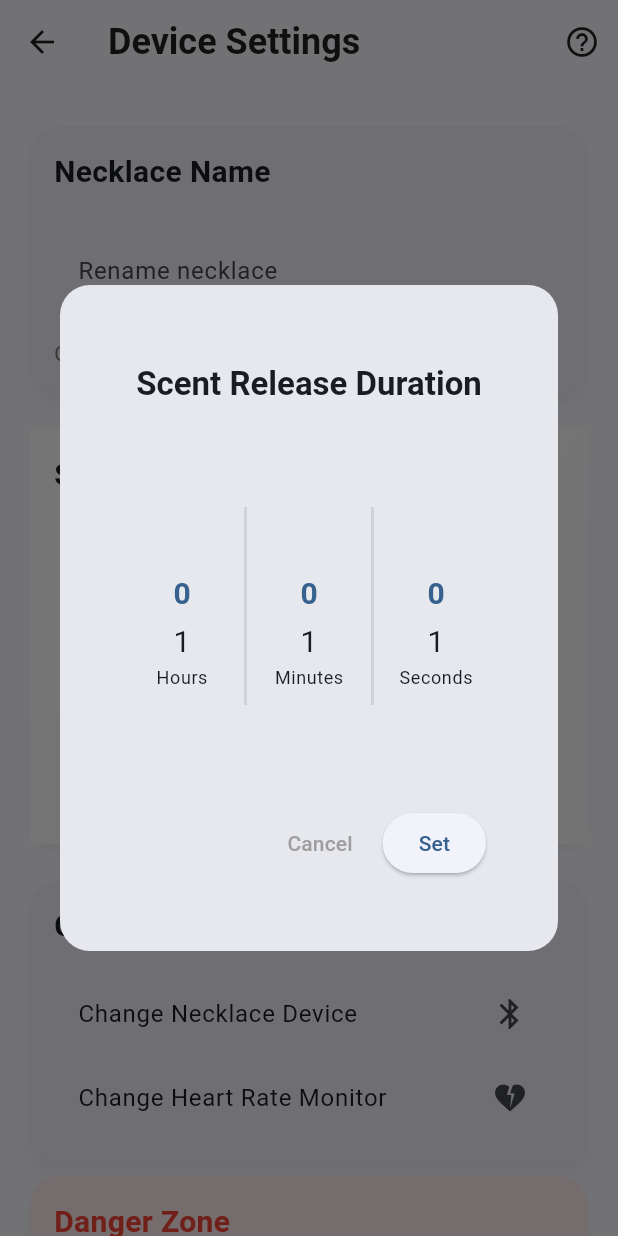
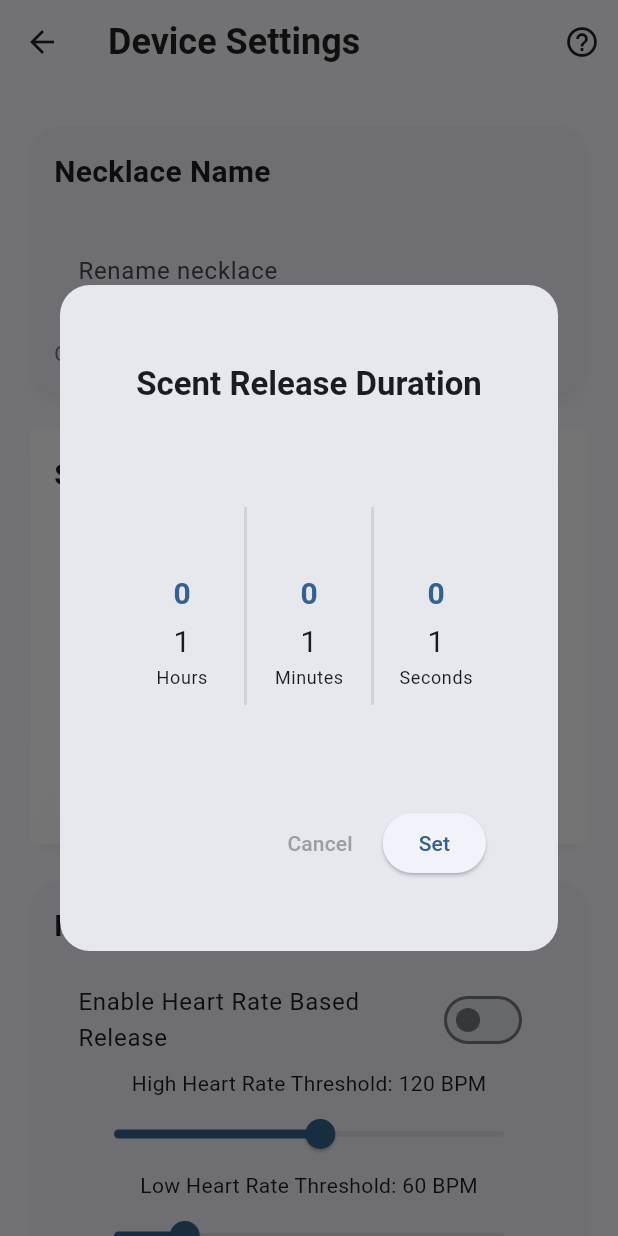
Before and after one commit to TylerHight/calming-necklace, a Flutter app: the SettingsScreen screen opened directly with empty values, after a tap on "Release Duration", on a phone screen of 412 x 824 dp. Run offline on Flutter 3.47's test engine with Material 3 defaults, Android fonts, the phone set to English and light mode, and no system bars; drawn by our look-alikes of numberpicker; our stand-ins replace equatable, flutter_bloc, flutter_blue_plus, logger, permission_handler, rxdart and 2 more; accounts and stored records are empty.

Commit message:
added heart rate high and low thresholds

```diff
--- a/lib/core/data/models/necklace.dart
+++ b/lib/core/data/models/necklace.dart
@@ -15,6 +15,9 @@ class Necklace extends Equatable {
   final bool isArchived;
   final bool isLedOn; // Added isLedOn field
   final DateTime? lastLEDStateChange; // Added lastLEDStateChange field
+  final bool isHeartRateBasedReleaseEnabled;
+  final int highHeartRateThreshold;
+  final int lowHeartRateThreshold;
 
   Necklace({
     required this.id,
@@ -29,6 +32,9 @@ class Necklace extends Equatable {
     this.isRelease1Active = false,
     this.isArchived = false,
     this.lastLEDStateChange, // Initialize lastLEDStateChange
+    this.isHeartRateBasedReleaseEnabled = false,
+    this.highHeartRateThreshold = 120,
+    this.lowHeartRateThreshold = 60,
   });
 
   Necklace copyWith({
@@ -44,6 +50,9 @@ class Necklace extends Equatable {
     bool? isLedOn, // Update copyWith method
     bool? isConnected, // Update copyWith method
     DateTime? lastLEDStateChange, // Update copyWith method
+    bool? isHeartRateBasedReleaseEnabled,
+    int? highHeartRateThreshold,
+    int? lowHeartRateThreshold,
   }) {
     return Necklace(
       id: id ?? this.id,
@@ -58,6 +67,9 @@ class Necklace extends Equatable {
       isRelease1Active: isRelease1Active ?? this.isRelease1Active,
       isArchived: isArchived ?? this.isArchived,
       lastLEDStateChange: lastLEDStateChange ?? this.lastLEDStateChange, // Update copyWith method
+      isHeartRateBasedReleaseEnabled: isHeartRateBasedReleaseEnabled ?? this.isHeartRateBasedReleaseEnabled,
+      highHeartRateThreshold: highHeartRateThreshold ?? this.highHeartRateThreshold,
+      lowHeartRateThreshold: lowHeartRateThreshold ?? this.lowHeartRateThreshold,
     );
   }
 
@@ -75,6 +87,9 @@ class Necklace extends Equatable {
     isLedOn, // Update props
     isConnected, // Update props
     lastLEDStateChange, // Update props
+    isHeartRateBasedReleaseEnabled,
+    highHeartRateThreshold,
+    lowHeartRateThreshold,
   ];
 
   Map<String, dynamic> toMap() {
@@ -95,6 +110,9 @@ class Necklace extends Equatable {
       'isConnected': isConnected ? 1 : 0, // Add isConnected to map
       'isArchived': isArchived ? 1 : 0,
       'lastLEDStateChange': lastLEDStateChange?.toIso8601String(), // Add lastLEDStateChange to map
+      'isHeartRateBasedReleaseEnabled': isHeartRateBasedReleaseEnabled ? 1 : 0,
+      'highHeartRateThreshold': highHeartRateThreshold,
+      'lowHeartRateThreshold': lowHeartRateThreshold,
     };
   }
 
@@ -118,6 +136,9 @@ class Necklace extends Equatable {
       isArchived: map['isArchived'] == 1,
       lastLEDStateChange: map['lastLEDStateChange'] != null ?
           DateTime.parse(map['lastLEDStateChange']) : null, // Add lastLEDStateChange from map
+      isHeartRateBasedReleaseEnabled: map['isHeartRateBasedReleaseEnabled'] == 1,
+      highHeartRateThreshold: map['highHeartRateThreshold'],
+      lowHeartRateThreshold: map['lowHeartRateThreshold'],
     );
   }
 }
--- a/lib/features/device_settings_screen/blocs/settings/settings_bloc.dart
+++ b/lib/features/device_settings_screen/blocs/settings/settings_bloc.dart
@@ -64,6 +64,23 @@ class RefreshSettings extends SettingsEvent {
   List<Object?> get props => [necklace];
 }
 
+class UpdateHeartRateBasedRelease extends SettingsEvent {
+  final bool enabled;
+  const UpdateHeartRateBasedRelease(this.enabled);
+  @override
+  List<Object?> get props => [enabled];
+}
+
+class UpdateHighHeartRateThreshold extends SettingsEvent {
+  final int threshold;
+  const UpdateHighHeartRateThreshold(this.threshold);
+}
+
+class UpdateLowHeartRateThreshold extends SettingsEvent {
+  final int threshold;
+  const UpdateLowHeartRateThreshold(this.threshold);
+}
+
 // State
 class SettingsState extends Equatable {
   final Necklace necklace;
@@ -111,6 +128,9 @@ class SettingsBloc extends Bloc<SettingsEvent, SettingsState> {
     on<ArchiveNecklace>(_onArchiveNecklace);
     on<SaveSettings>(_onSaveSettings);
     on<RefreshSettings>(_onRefreshSettings);
+    on<UpdateHeartRateBasedRelease>(_onUpdateHeartRateBasedRelease);
+    on<UpdateHighHeartRateThreshold>(_onUpdateHighHeartRateThreshold);
+    on<UpdateLowHeartRateThreshold>(_onUpdateLowHeartRateThreshold);
   }
 
   Future<void> _onSaveSettings(
@@ -144,6 +164,9 @@ class SettingsBloc extends Bloc<SettingsEvent, SettingsState> {
         periodicEmissionEnabled: state.necklace.periodicEmissionEnabled,
         isRelease1Active: state.necklace.isRelease1Active,
         isArchived: state.necklace.isArchived,
+        isHeartRateBasedReleaseEnabled: state.necklace.isHeartRateBasedReleaseEnabled,
+        highHeartRateThreshold: state.necklace.highHeartRateThreshold,
+        lowHeartRateThreshold: state.necklace.lowHeartRateThreshold,
       );
       emit(state.copyWith(
         necklace: updatedNecklace,
@@ -167,6 +190,9 @@ class SettingsBloc extends Bloc<SettingsEvent, SettingsState> {
         periodicEmissionEnabled: event.enabled,
         isRelease1Active: state.necklace.isRelease1Active,
         isArchived: state.necklace.isArchived,
+        isHeartRateBasedReleaseEnabled: state.necklace.isHeartRateBasedReleaseEnabled,
+        highHeartRateThreshold: state.necklace.highHeartRateThreshold,
+        lowHeartRateThreshold: state.necklace.lowHeartRateThreshold,
       );
       emit(state.copyWith(necklace: updatedNecklace));
     } catch (e) {
@@ -232,4 +258,61 @@ class SettingsBloc extends Bloc<SettingsEvent, SettingsState> {
   void _onRefreshSettings(RefreshSettings event, Emitter<SettingsState> emit) {
     emit(state.copyWith(necklace: event.necklace));
   }
+
+  void _onUpdateHeartRateBasedRelease(
+    UpdateHeartRateBasedRelease event,
+    Emitter<SettingsState> emit,
+  ) async {
+    try {
+      await _databaseService.updateNecklaceSettings(
+        state.necklace.id,
+        {'isHeartRateBasedReleaseEnabled': event.enabled ? 1 : 0},
+      );
+      emit(state.copyWith(
+        necklace: state.necklace.copyWith(
+          isHeartRateBasedReleaseEnabled: event.enabled,
+        ),
+      ));
+    } catch (e) {
+      emit(state.copyWith(error: e.toString()));
+    }
+  }
+
+  void _onUpdateHighHeartRateThreshold(
+    UpdateHighHeartRateThreshold event,
+    Emitter<SettingsState> emit,
+  ) async {
+    try {
+      await _databaseService.updateNecklaceSettings(
+        state.necklace.id,
+        {'highHeartRateThreshold': event.threshold},
+      );
+      emit(state.copyWith(
+        necklace: state.necklace.copyWith(
+          highHeartRateThreshold: event.threshold,
+        ),
+      ));
+    } catch (e) {
+      emit(state.copyWith(error: e.toString()));
+    }
+  }
+
+  void _onUpdateLowHeartRateThreshold(
+    UpdateLowHeartRateThreshold event,
+    Emitter<SettingsState> emit,
+  ) async {
+    try {
+      await _databaseService.updateNecklaceSettings(
+        state.necklace.id,
+        {'lowHeartRateThreshold': event.threshold},
+      );
+      emit(state.copyWith(
+        necklace: state.necklace.copyWith(
+          lowHeartRateThreshold: event.threshold,
+        ),
+      ));
+    } catch (e) {
+      emit(state.copyWith(error: e.toString()));
+    }
+  }
 }
--- a/lib/features/device_settings_screen/presentation/settings_screen.dart
+++ b/lib/features/device_settings_screen/presentation/settings_screen.dart
@@ -146,8 +146,9 @@ class _SettingsContentState extends State<SettingsContent> {
             const SizedBox(height: 16),
             _buildScent1Section(context, state),
             const SizedBox(height: 16),
+            _buildHeartRateSection(context, state),
+            const SizedBox(height: 16),
             _buildConnectionSection(context, state),
-            _buildDangerZone(context, state),
           ],
         );
       },
@@ -314,6 +315,64 @@ class _SettingsContentState extends State<SettingsContent> {
               ),
             ],
           ),
+        ),
+      ),
+    );
+  }
+
+  Widget _buildHeartRateSection(BuildContext context, SettingsState state) {
+    return Card(
+      child: Padding(
+        padding: const EdgeInsets.all(16.0),
+        child: Column(
+          crossAxisAlignment: CrossAxisAlignment.start,
+          children: [
+            const Text(
+              'Heart Rate Settings',
+              style: TextStyle(fontSize: 20, fontWeight: FontWeight.bold),
+            ),
+            const SizedBox(height: 16),
+            SwitchListTile(
+              title: const Text('Enable Heart Rate Based Release'),
+              value: state.necklace.isHeartRateBasedReleaseEnabled,
+              onChanged: (value) {
+                context.read<SettingsBloc>().add(UpdateHeartRateBasedRelease(value));
+              },
+            ),
+            Padding(
+              padding: const EdgeInsets.symmetric(horizontal: 16.0),
+              child: Column(
+                children: [
+                  Text('High Heart Rate Threshold: ${state.necklace.highHeartRateThreshold} BPM'),
+                  Slider(
+                    value: state.necklace.highHeartRateThreshold.toDouble(),
+                    min: 30,
+                    max: 200,
+                    divisions: 170,
+                    label: '${state.necklace.highHeartRateThreshold} BPM',
+                    onChanged: (value) {
+                      context.read<SettingsBloc>().add(
+                        UpdateHighHeartRateThreshold(value.round()),
+                      );
+                    },
+                  ),
+                  Text('Low Heart Rate Threshold: ${state.necklace.lowHeartRateThreshold} BPM'),
+                  Slider(
+                    value: state.necklace.lowHeartRateThreshold.toDouble(),
+                    min: 30,
+                    max: 200,
+                    divisions: 170,
+                    label: '${state.necklace.lowHeartRateThreshold} BPM',
+                    onChanged: (value) {
+                      context.read<SettingsBloc>().add(
+                        UpdateLowHeartRateThreshold(value.round()),
+                      );
+                    },
+                  ),
+                ],
+              ),
+            ),
+          ],
         ),
       ),
     );
--- a/lib/features/device_settings_screen/widgets/duration_picker_dialog.dart
+++ b/lib/features/device_settings_screen/widgets/duration_picker_dialog.dart
@@ -63,7 +63,7 @@ class DurationPickerDialog extends StatelessWidget {
               ),
             ),
             const SizedBox(height: UIConstants.durationPickerSpacing),
-            SizedBox(
+            if (!isEmissionDuration) SizedBox(
               height: UIConstants.durationPickerHeight,
               child: Row(
                 mainAxisAlignment: MainAxisAlignment.center,
@@ -97,6 +97,21 @@ class DurationPickerDialog extends StatelessWidget {
                       59,
                       state.seconds,
                           (value) => context.read<DurationPickerBloc>().add(UpdateSeconds(value)),
+                      'Seconds',
+                    ),
+                  ),
+                ],
+              ),
+            ),
+            if (isEmissionDuration) SizedBox(
+              height: UIConstants.durationPickerHeight,
+              child: Row(
+                mainAxisAlignment: MainAxisAlignment.center,
+                children: [
+                  Expanded(
+                    child: _buildNumberPicker(
+                      context, 0, 59, state.seconds,
+                      (value) => context.read<DurationPickerBloc>().add(UpdateSeconds(value)),
                       'Seconds',
                     ),
                   ),
```
Also changed, not shown: lib/core/services/database_service.dart (+20 -2 lines).
